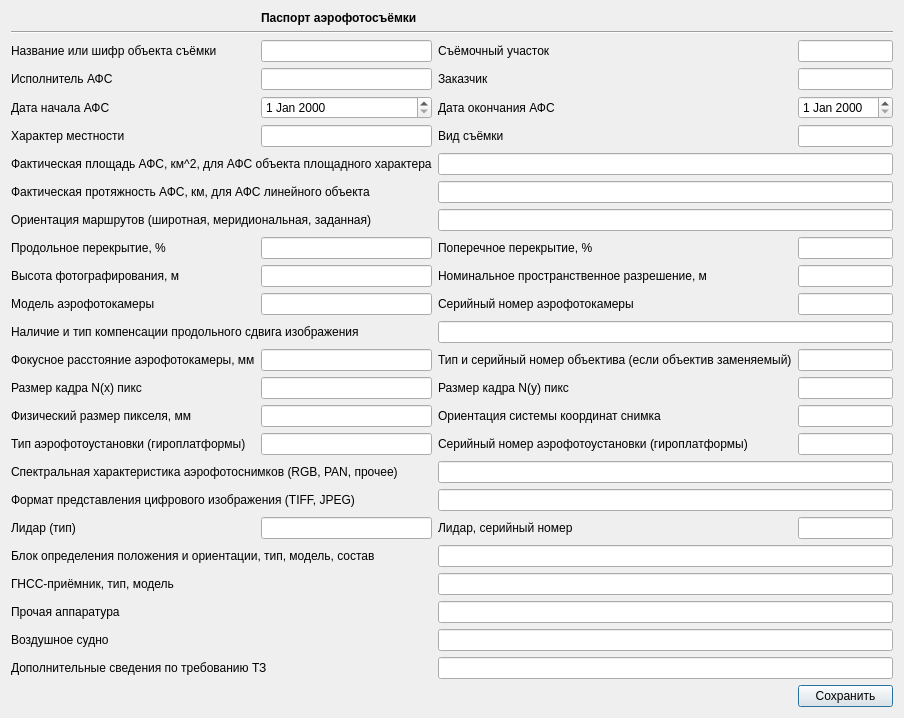
This is untitled.ui in ji-tf/afs_gui as Qt 5 draws it before an edit. The edited form follows.
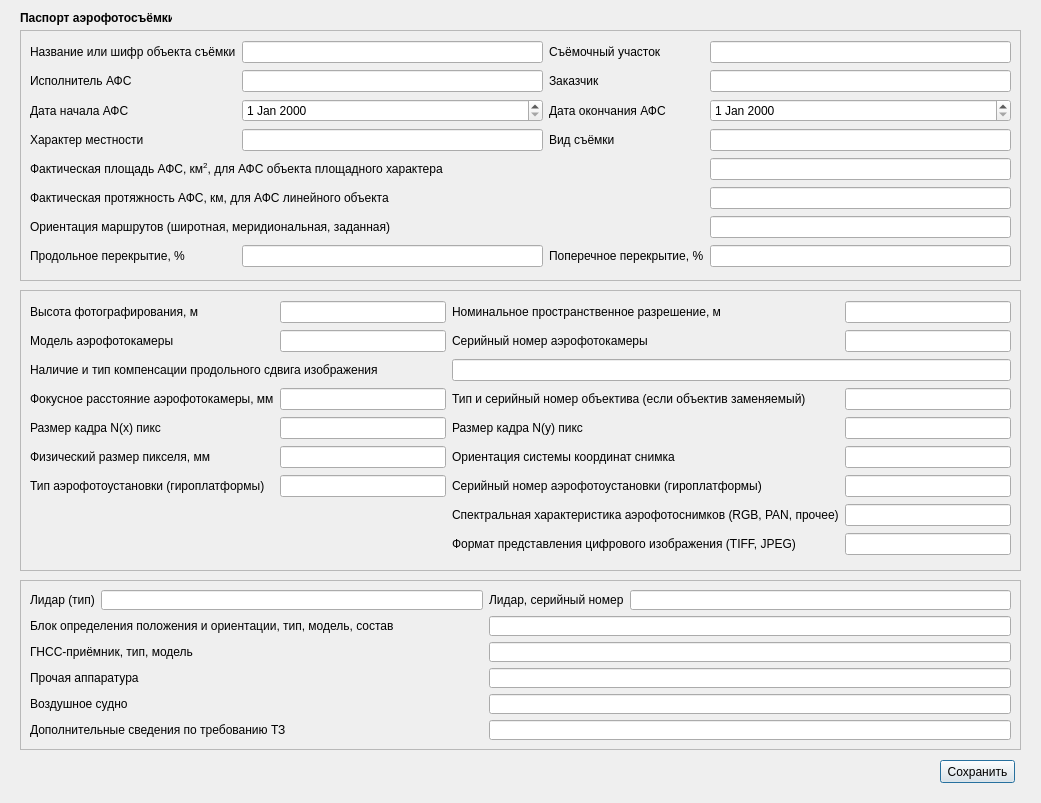
This is the edited form.

Diff of the .ui file:
```diff
--- a/untitled.ui
+++ b/untitled.ui
@@ -6,390 +6,457 @@
    <rect>
     <x>0</x>
     <y>0</y>
-    <width>891</width>
-    <height>683</height>
+    <width>1041</width>
+    <height>803</height>
    </rect>
   </property>
+  <property name="maximumSize">
+   <size>
+    <width>1041</width>
+    <height>803</height>
+   </size>
+  </property>
   <property name="windowTitle">
    <string>Dialog</string>
   </property>
+  <widget class="QPushButton" name="save">
+   <property name="geometry">
+    <rect>
+     <x>940</x>
+     <y>760</y>
+     <width>75</width>
+     <height>23</height>
+    </rect>
+   </property>
+   <property name="text">
+    <string>Сохранить</string>
+   </property>
+  </widget>
+  <widget class="QLabel" name="label_passport_afs">
+   <property name="geometry">
+    <rect>
+     <x>20</x>
+     <y>10</y>
+     <width>152</width>
+     <height>16</height>
+    </rect>
+   </property>
+   <property name="text">
+    <string>&lt;html&gt;&lt;head/&gt;&lt;body&gt;&lt;p&gt;&lt;span style=&quot; font-weight:600;&quot;&gt;Паспорт аэрофотосъёмки&lt;/span&gt;&lt;/p&gt;&lt;/body&gt;&lt;/html&gt;</string>
+   </property>
+  </widget>
+  <widget class="QFrame" name="object">
+   <property name="geometry">
+    <rect>
+     <x>20</x>
+     <y>30</y>
+     <width>1001</width>
+     <height>251</height>
+    </rect>
+   </property>
+   <property name="frameShape">
+    <enum>QFrame::StyledPanel</enum>
+   </property>
+   <property name="frameShadow">
+    <enum>QFrame::Raised</enum>
+   </property>
   <layout class="QGridLayout" name="gridLayout">
-   <item row="17" column="0" colspan="2">
-    <widget class="QLabel" name="label_spectral_characteristics_photo">
+    <item row="2" column="1">
+     <widget class="QDateEdit" name="date_start">
+      <property name="enabled">
+       <bool>true</bool>
+      </property>
+     </widget>
+    </item>
+    <item row="3" column="1">
+     <widget class="QLineEdit" name="nature_area"/>
+    </item>
+    <item row="4" column="0" colspan="3">
+     <widget class="QLabel" name="label_area_afs">
      <property name="text">
-      <string>Спектральная характеристика аэрофотоснимков (RGB, PAN, прочее)</string>
+       <string>&lt;html&gt;&lt;head/&gt;&lt;body&gt;&lt;p&gt;Фактическая площадь АФС, км&lt;span style=&quot; vertical-align:super;&quot;&gt;2&lt;/span&gt;, для АФС объекта площадного характера&lt;/p&gt;&lt;/body&gt;&lt;/html&gt;</string>
      </property>
     </widget>
    </item>
-   <item row="5" column="2">
+    <item row="2" column="0">
+     <widget class="QLabel" name="label_date_start">
+      <property name="text">
+       <string>Дата начала АФС</string>
+      </property>
+     </widget>
+    </item>
+    <item row="1" column="1">
+     <widget class="QLineEdit" name="executor"/>
+    </item>
+    <item row="7" column="0">
+     <widget class="QLabel" name="label_overlap_longitudinal">
+      <property name="text">
+       <string>Продольное перекрытие, %</string>
+      </property>
+     </widget>
+    </item>
+    <item row="7" column="1">
+     <widget class="QLineEdit" name="overlap_longitudinal"/>
+    </item>
+    <item row="2" column="2">
+     <widget class="QLabel" name="label_date_end">
+      <property name="text">
+       <string>Дата окончания АФС</string>
+      </property>
+     </widget>
+    </item>
+    <item row="0" column="0">
+     <widget class="QLabel" name="label_name_object">
+      <property name="text">
+       <string>Название или шифр объекта съёмки</string>
+      </property>
+     </widget>
+    </item>
+    <item row="0" column="3">
+     <widget class="QLineEdit" name="filming_location"/>
+    </item>
+    <item row="5" column="3">
+     <widget class="QLineEdit" name="length_afs"/>
+    </item>
+    <item row="7" column="2">
+     <widget class="QLabel" name="label_overlap_transverse">
+      <property name="text">
+       <string>Поперечное перекрытие, %</string>
+      </property>
+     </widget>
+    </item>
+    <item row="6" column="3">
+     <widget class="QLineEdit" name="orientation_route"/>
+    </item>
+    <item row="5" column="0" colspan="3">
+     <widget class="QLabel" name="label_length_afs">
+      <property name="text">
+       <string>Фактическая протяжность АФС, км, для АФС линейного объекта</string>
+      </property>
+     </widget>
+    </item>
+    <item row="3" column="0">
+     <widget class="QLabel" name="label_nature_area">
+      <property name="text">
+       <string>Характер местности</string>
+      </property>
+     </widget>
+    </item>
+    <item row="2" column="3">
+     <widget class="QDateEdit" name="date_end"/>
+    </item>
+    <item row="0" column="1">
+     <widget class="QLineEdit" name="name_object"/>
+    </item>
+    <item row="1" column="2">
+     <widget class="QLabel" name="label_customer">
+      <property name="text">
+       <string>Заказчик</string>
+      </property>
+     </widget>
+    </item>
+    <item row="3" column="2">
     <widget class="QLabel" name="label_type_shoot">
      <property name="text">
       <string>Вид съёмки</string>
      </property>
     </widget>
    </item>
-   <item row="15" column="0">
-    <widget class="QLabel" name="label_pixel_size">
-     <property name="text">
-      <string>Физический размер пикселя, мм</string>
-     </property>
-    </widget>
-   </item>
-   <item row="4" column="1">
-    <widget class="QDateEdit" name="date_start"/>
-   </item>
-   <item row="3" column="0">
+    <item row="1" column="3">
+     <widget class="QLineEdit" name="customer"/>
+    </item>
+    <item row="3" column="3">
+     <widget class="QLineEdit" name="type_shoot"/>
+    </item>
+    <item row="1" column="0">
     <widget class="QLabel" name="label_executor">
      <property name="text">
       <string>Исполнитель АФС</string>
      </property>
     </widget>
    </item>
-   <item row="5" column="3">
-    <widget class="QLineEdit" name="type_shoot"/>
-   </item>
-   <item row="18" column="0" colspan="2">
-    <widget class="QLabel" name="label_image_format">
+    <item row="7" column="3">
+     <widget class="QLineEdit" name="overlap_transverse"/>
+    </item>
+    <item row="0" column="2">
+     <widget class="QLabel" name="label_filming_location">
      <property name="text">
-      <string>Формат представления цифрового изображения (TIFF, JPEG)</string>
+       <string>Съёмочный участок</string>
      </property>
     </widget>
    </item>
-   <item row="6" column="2" colspan="2">
+    <item row="4" column="3">
     <widget class="QLineEdit" name="area_afs"/>
    </item>
-   <item row="1" column="0" colspan="4">
-    <widget class="Line" name="line">
-     <property name="orientation">
-      <enum>Qt::Horizontal</enum>
+    <item row="6" column="0" colspan="3">
+     <widget class="QLabel" name="label_orientation_route">
+      <property name="text">
+       <string>Ориентация маршрутов (широтная, меридиональная, заданная)</string>
      </property>
     </widget>
    </item>
-   <item row="19" column="1">
-    <widget class="QLineEdit" name="lidar_type"/>
-   </item>
-   <item row="7" column="2" colspan="2">
-    <widget class="QLineEdit" name="length_afs"/>
-   </item>
-   <item row="3" column="1">
-    <widget class="QLineEdit" name="executor"/>
-   </item>
-   <item row="2" column="3">
-    <widget class="QLineEdit" name="filming_location"/>
-   </item>
-   <item row="10" column="1">
-    <widget class="QLineEdit" name="height"/>
-   </item>
-   <item row="13" column="3">
-    <widget class="QLineEdit" name="type_lens"/>
-   </item>
-   <item row="16" column="2">
-    <widget class="QLabel" name="label_api_sn">
+   </layout>
+  </widget>
+  <widget class="QFrame" name="camera">
+   <property name="geometry">
+    <rect>
+     <x>20</x>
+     <y>290</y>
+     <width>1001</width>
+     <height>281</height>
+    </rect>
+   </property>
+   <property name="frameShape">
+    <enum>QFrame::StyledPanel</enum>
+   </property>
+   <property name="frameShadow">
+    <enum>QFrame::Raised</enum>
+   </property>
+   <layout class="QGridLayout" name="gridLayout_2">
+    <item row="0" column="0">
+     <widget class="QLabel" name="label_height">
+      <property name="text">
+       <string>Высота фотографирования, м</string>
+      </property>
+     </widget>
+    </item>
+    <item row="0" column="3">
+     <widget class="QLabel" name="label_resolution">
+      <property name="text">
+       <string>Номинальное пространственное разрешение, м</string>
+      </property>
+     </widget>
+    </item>
+    <item row="0" column="4">
+     <widget class="QLineEdit" name="resolution"/>
+    </item>
+    <item row="1" column="0">
+     <widget class="QLabel" name="label_camera_model">
+      <property name="text">
+       <string>Модель аэрофотокамеры</string>
+      </property>
+     </widget>
+    </item>
+    <item row="1" column="3">
+     <widget class="QLabel" name="label_camera_sn">
+      <property name="text">
+       <string>Серийный номер аэрофотокамеры</string>
+      </property>
+     </widget>
+    </item>
+    <item row="1" column="4">
+     <widget class="QLineEdit" name="camera_sn"/>
+    </item>
+    <item row="2" column="0" colspan="3">
+     <widget class="QLabel" name="label_long_shift">
      <property name="text">
-      <string>Серийный номер аэрофотоустановки (гироплатформы)</string>
+       <string>Наличие и тип компенсации продольного сдвига изображения</string>
      </property>
     </widget>
    </item>
-   <item row="13" column="0">
+    <item row="2" column="3" colspan="2">
+     <widget class="QLineEdit" name="long_shift"/>
+    </item>
+    <item row="3" column="0" colspan="2">
     <widget class="QLabel" name="label_focal_len">
      <property name="text">
       <string>Фокусное расстояние аэрофотокамеры, мм</string>
      </property>
     </widget>
    </item>
-   <item row="11" column="3">
-    <widget class="QLineEdit" name="camera_sn"/>
-   </item>
-   <item row="14" column="0">
+    <item row="3" column="2">
+     <widget class="QLineEdit" name="focal_len"/>
+    </item>
+    <item row="3" column="3">
+     <widget class="QLabel" name="label_type_lens">
+      <property name="text">
+       <string>Тип и серийный номер объектива (если объектив заменяемый)</string>
+      </property>
+     </widget>
+    </item>
+    <item row="3" column="4">
+     <widget class="QLineEdit" name="type_lens"/>
+    </item>
+    <item row="4" column="0">
     <widget class="QLabel" name="label_frame_size_x">
      <property name="text">
       <string>Размер кадра N(x) пикс</string>
      </property>
     </widget>
    </item>
-   <item row="15" column="2">
+    <item row="4" column="3">
+     <widget class="QLabel" name="label_frame_size_y">
+      <property name="text">
+       <string>Размер кадра N(y) пикс</string>
+      </property>
+     </widget>
+    </item>
+    <item row="4" column="4">
+     <widget class="QLineEdit" name="frame_size_y"/>
+    </item>
+    <item row="5" column="0">
+     <widget class="QLabel" name="label_pixel_size">
+      <property name="text">
+       <string>Физический размер пикселя, мм</string>
+      </property>
+     </widget>
+    </item>
+    <item row="5" column="3">
     <widget class="QLabel" name="label_coordinate_orientation">
      <property name="text">
       <string>Ориентация системы координат снимка</string>
      </property>
     </widget>
    </item>
-   <item row="14" column="1">
+    <item row="5" column="4">
+     <widget class="QLineEdit" name="coordinate_orientation"/>
+    </item>
+    <item row="6" column="0">
+     <widget class="QLabel" name="label_api_type">
+      <property name="text">
+       <string>Тип аэрофотоустановки (гироплатформы)</string>
+      </property>
+     </widget>
+    </item>
+    <item row="6" column="3">
+     <widget class="QLabel" name="label_api_sn">
+      <property name="text">
+       <string>Серийный номер аэрофотоустановки (гироплатформы)</string>
+      </property>
+     </widget>
+    </item>
+    <item row="6" column="4">
+     <widget class="QLineEdit" name="api_sn"/>
+    </item>
+    <item row="4" column="2">
     <widget class="QLineEdit" name="frame_size_x"/>
    </item>
-   <item row="14" column="3">
-    <widget class="QLineEdit" name="frame_size_y"/>
-   </item>
-   <item row="12" column="0" colspan="2">
-    <widget class="QLabel" name="label_long_shift">
+    <item row="5" column="2">
+     <widget class="QLineEdit" name="pixel_size"/>
+    </item>
+    <item row="6" column="2">
+     <widget class="QLineEdit" name="api_type"/>
+    </item>
+    <item row="1" column="2">
+     <widget class="QLineEdit" name="camera_model"/>
+    </item>
+    <item row="0" column="2">
+     <widget class="QLineEdit" name="height"/>
+    </item>
+    <item row="7" column="4">
+     <widget class="QLineEdit" name="spectral_characteristics_photo"/>
+    </item>
+    <item row="8" column="4">
+     <widget class="QLineEdit" name="image_format"/>
+    </item>
+    <item row="7" column="3">
+     <widget class="QLabel" name="label_spectral_characteristics_photo">
      <property name="text">
-      <string>Наличие и тип компенсации продольного сдвига изображения</string>
+       <string>Спектральная характеристика аэрофотоснимков (RGB, PAN, прочее)</string>
      </property>
     </widget>
    </item>
-   <item row="19" column="0">
+    <item row="8" column="3">
+     <widget class="QLabel" name="label_image_format">
+      <property name="text">
+       <string>Формат представления цифрового изображения (TIFF, JPEG)</string>
+      </property>
+     </widget>
+    </item>
+   </layout>
+  </widget>
+  <widget class="QFrame" name="equipment">
+   <property name="geometry">
+    <rect>
+     <x>20</x>
+     <y>580</y>
+     <width>1001</width>
+     <height>170</height>
+    </rect>
+   </property>
+   <property name="frameShape">
+    <enum>QFrame::StyledPanel</enum>
+   </property>
+   <property name="frameShadow">
+    <enum>QFrame::Raised</enum>
+   </property>
+   <layout class="QGridLayout" name="gridLayout_3">
+    <item row="0" column="0">
     <widget class="QLabel" name="label_lidar_type">
      <property name="text">
       <string>Лидар (тип)</string>
      </property>
     </widget>
    </item>
-   <item row="20" column="0" colspan="2">
+    <item row="0" column="1">
+     <widget class="QLineEdit" name="lidar_type"/>
+    </item>
+    <item row="0" column="2">
+     <widget class="QLabel" name="label_lidar_sn">
+      <property name="text">
+       <string>Лидар, серийный номер</string>
+      </property>
+     </widget>
+    </item>
+    <item row="0" column="3">
+     <widget class="QLineEdit" name="lidar_sn"/>
+    </item>
+    <item row="1" column="0" colspan="2">
     <widget class="QLabel" name="label_definition_block">
      <property name="text">
       <string>Блок определения положения и ориентации, тип, модель, состав</string>
      </property>
     </widget>
    </item>
-   <item row="21" column="2" colspan="2">
+    <item row="1" column="2" colspan="2">
+     <widget class="QLineEdit" name="definition_block"/>
+    </item>
+    <item row="2" column="0" colspan="2">
+     <widget class="QLabel" name="label_receiver">
+      <property name="text">
+       <string>ГНСС-приёмник, тип, модель</string>
+      </property>
+     </widget>
+    </item>
+    <item row="2" column="2" colspan="2">
     <widget class="QLineEdit" name="receiver"/>
    </item>
-   <item row="7" column="0" colspan="2">
-    <widget class="QLabel" name="label_length_afs">
-     <property name="text">
-      <string>Фактическая протяжность АФС, км, для АФС линейного объекта</string>
-     </property>
-    </widget>
-   </item>
-   <item row="24" column="2" colspan="2">
-    <widget class="QLineEdit" name="add_information">
-     <property name="text">
-      <string/>
-     </property>
-    </widget>
-   </item>
-   <item row="12" column="2" colspan="2">
-    <widget class="QLineEdit" name="long_shift"/>
-   </item>
-   <item row="19" column="3">
-    <widget class="QLineEdit" name="lidar_sn"/>
-   </item>
-   <item row="10" column="2">
-    <widget class="QLabel" name="label_resolution">
-     <property name="text">
-      <string>Номинальное пространственное разрешение, м</string>
-     </property>
-    </widget>
-   </item>
-   <item row="14" column="2">
-    <widget class="QLabel" name="label_frame_size_y">
-     <property name="text">
-      <string>Размер кадра N(y) пикс</string>
-     </property>
-    </widget>
-   </item>
-   <item row="16" column="1">
-    <widget class="QLineEdit" name="api_type"/>
-   </item>
-   <item row="15" column="3">
-    <widget class="QLineEdit" name="coordinate_orientation"/>
-   </item>
-   <item row="10" column="3">
-    <widget class="QLineEdit" name="resolution"/>
-   </item>
-   <item row="10" column="0">
-    <widget class="QLabel" name="label_height">
-     <property name="text">
-      <string>Высота фотографирования, м</string>
-     </property>
-    </widget>
-   </item>
-   <item row="9" column="1">
-    <widget class="QLineEdit" name="overlap_longitudinal"/>
-   </item>
-   <item row="9" column="3">
-    <widget class="QLineEdit" name="overlap_transverse"/>
-   </item>
-   <item row="6" column="0" colspan="2">
-    <widget class="QLabel" name="label_area_afs">
-     <property name="text">
-      <string>Фактическая площадь АФС, км^2, для АФС объекта площадного характера</string>
-     </property>
-    </widget>
-   </item>
-   <item row="22" column="0" colspan="2">
+    <item row="3" column="0" colspan="2">
     <widget class="QLabel" name="label_other_equipment">
      <property name="text">
       <string>Прочая аппаратура</string>
      </property>
     </widget>
    </item>
-   <item row="11" column="0">
-    <widget class="QLabel" name="label_camera_model">
-     <property name="text">
-      <string>Модель аэрофотокамеры</string>
-     </property>
-    </widget>
-   </item>
-   <item row="0" column="1">
-    <widget class="QLabel" name="label_passport_afs">
-     <property name="text">
-      <string>&lt;html&gt;&lt;head/&gt;&lt;body&gt;&lt;p&gt;&lt;span style=&quot; font-weight:600;&quot;&gt;Паспорт аэрофотосъёмки&lt;/span&gt;&lt;/p&gt;&lt;/body&gt;&lt;/html&gt;</string>
-     </property>
-    </widget>
-   </item>
-   <item row="20" column="2" colspan="2">
-    <widget class="QLineEdit" name="definition_block"/>
-   </item>
-   <item row="9" column="2">
-    <widget class="QLabel" name="label_overlap_transverse">
-     <property name="text">
-      <string>Поперечное перекрытие, %</string>
-     </property>
-    </widget>
-   </item>
-   <item row="4" column="0">
-    <widget class="QLabel" name="label_date_start">
-     <property name="text">
-      <string>Дата начала АФС</string>
-     </property>
-    </widget>
-   </item>
-   <item row="23" column="2" colspan="2">
-    <widget class="QLineEdit" name="aircraft"/>
-   </item>
-   <item row="3" column="2">
-    <widget class="QLabel" name="label_customer">
-     <property name="text">
-      <string>Заказчик</string>
-     </property>
-    </widget>
-   </item>
-   <item row="15" column="1">
-    <widget class="QLineEdit" name="pixel_size"/>
-   </item>
-   <item row="25" column="3">
-    <widget class="QPushButton" name="save">
-     <property name="text">
-      <string>Сохранить</string>
-     </property>
-    </widget>
-   </item>
-   <item row="2" column="2">
-    <widget class="QLabel" name="label_filming_location">
-     <property name="text">
-      <string>Съёмочный участок</string>
-     </property>
-    </widget>
-   </item>
-   <item row="2" column="1">
-    <widget class="QLineEdit" name="name_object"/>
-   </item>
-   <item row="23" column="0" colspan="2">
+    <item row="3" column="2" colspan="2">
+     <widget class="QLineEdit" name="other_equipment"/>
+    </item>
+    <item row="4" column="0" colspan="2">
     <widget class="QLabel" name="label_aircraft">
      <property name="text">
       <string>Воздушное судно</string>
      </property>
     </widget>
    </item>
-   <item row="19" column="2">
-    <widget class="QLabel" name="label_lidar_sn">
-     <property name="text">
-      <string>Лидар, серийный номер</string>
-     </property>
-    </widget>
-   </item>
-   <item row="9" column="0">
-    <widget class="QLabel" name="label_overlap_longitudinal">
-     <property name="text">
-      <string>Продольное перекрытие, %</string>
-     </property>
-    </widget>
-   </item>
-   <item row="5" column="0">
-    <widget class="QLabel" name="label_nature_area">
-     <property name="text">
-      <string>Характер местности</string>
-     </property>
-    </widget>
-   </item>
-   <item row="18" column="2" colspan="2">
-    <widget class="QLineEdit" name="image_format"/>
-   </item>
-   <item row="13" column="2">
-    <widget class="QLabel" name="label_type_lens">
-     <property name="text">
-      <string>Тип и серийный номер объектива (если объектив заменяемый)</string>
-     </property>
-    </widget>
-   </item>
-   <item row="5" column="1">
-    <widget class="QLineEdit" name="nature_area"/>
-   </item>
-   <item row="22" column="2" colspan="2">
-    <widget class="QLineEdit" name="other_equipment"/>
-   </item>
-   <item row="4" column="2">
-    <widget class="QLabel" name="label_date_end">
-     <property name="text">
-      <string>Дата окончания АФС</string>
-     </property>
-    </widget>
-   </item>
-   <item row="8" column="2" colspan="2">
-    <widget class="QLineEdit" name="orientation_route"/>
-   </item>
-   <item row="24" column="0" colspan="2">
+    <item row="4" column="2" colspan="2">
+     <widget class="QLineEdit" name="aircraft"/>
+    </item>
+    <item row="5" column="0" colspan="2">
     <widget class="QLabel" name="label_add_information">
      <property name="text">
       <string>Дополнительные сведения по требованию ТЗ</string>
      </property>
     </widget>
    </item>
-   <item row="11" column="1">
-    <widget class="QLineEdit" name="camera_model"/>
-   </item>
-   <item row="17" column="2" colspan="2">
-    <widget class="QLineEdit" name="spectral_characteristics_photo"/>
-   </item>
-   <item row="2" column="0">
-    <widget class="QLabel" name="label_name_object">
+    <item row="5" column="2" colspan="2">
+     <widget class="QLineEdit" name="add_information">
      <property name="text">
-      <string>Название или шифр объекта съёмки</string>
+       <string/>
      </property>
     </widget>
    </item>
-   <item row="16" column="3">
-    <widget class="QLineEdit" name="api_sn"/>
-   </item>
-   <item row="16" column="0">
-    <widget class="QLabel" name="label_api_type">
-     <property name="text">
-      <string>Тип аэрофотоустановки (гироплатформы)</string>
-     </property>
-    </widget>
-   </item>
-   <item row="13" column="1">
-    <widget class="QLineEdit" name="focal_len"/>
-   </item>
-   <item row="11" column="2">
-    <widget class="QLabel" name="label_camera_sn">
-     <property name="text">
-      <string>Серийный номер аэрофотокамеры</string>
-     </property>
-    </widget>
-   </item>
-   <item row="21" column="0" colspan="2">
-    <widget class="QLabel" name="label_receiver">
-     <property name="text">
-      <string>ГНСС-приёмник, тип, модель</string>
-     </property>
-    </widget>
-   </item>
-   <item row="3" column="3">
-    <widget class="QLineEdit" name="customer"/>
-   </item>
-   <item row="8" column="0" colspan="2">
-    <widget class="QLabel" name="label_orientation_route">
-     <property name="text">
-      <string>Ориентация маршрутов (широтная, меридиональная, заданная)</string>
-     </property>
-    </widget>
-   </item>
-   <item row="4" column="3">
-    <widget class="QDateEdit" name="date_end"/>
-   </item>
-  </layout>
+   </layout>
+  </widget>
  </widget>
  <resources/>
  <connections/>
```
Lines whose indentation alone changed are shown as unchanged.
